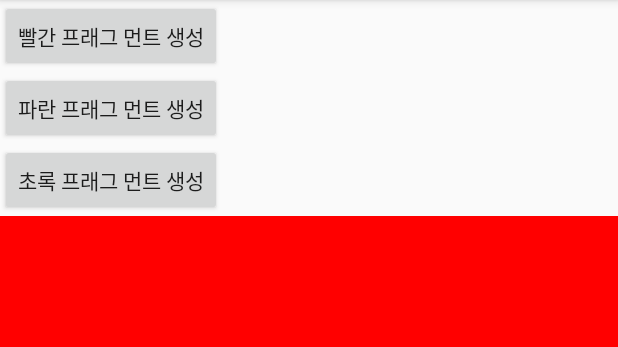
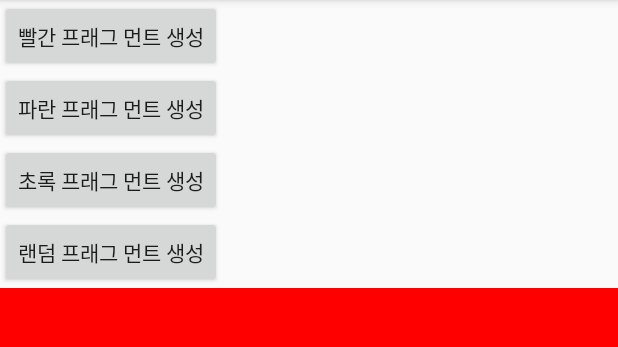
Before and after one commit to chungmyung/Android1st, an Android app: the colorActivity screen opened directly, with no data from a screen before it, after a tap on "빨간 프래그 먼트 생성", on a phone screen of 412 x 824 dp, the part 84-431 px from its top. Run offline under Robolectric (Android 15) with nearby library versions, the phone set to English and light mode, and no system bars.

Commit message:
Fragment 를 동적으로 적용하는 방법 Random color

```diff
--- a/app/src/main/AndroidManifest.xml
+++ b/app/src/main/AndroidManifest.xml
@@ -123,7 +123,7 @@
                 <category android:name="android.intent.category.LAUNCHER" />
             </intent-filter>
         </activity>
-        <activity android:name=".fragment.Color.colerActivity">
+        <activity android:name=".fragment.Color.colorActivity">
             <intent-filter>
                 <action android:name="android.intent.action.MAIN" />
 
--- a/app/src/main/java/com/chungmyung/myapplication/fragment/Color/ColorFragment.java
+++ b/app/src/main/java/com/chungmyung/myapplication/fragment/Color/ColorFragment.java
@@ -34,19 +34,18 @@ public class ColorFragment extends Fragment {
         return fragment;
     }
 
+    public static ColorFragment newInstance() {
 
-    @Override
-    public void onViewCreated(View view, @Nullable Bundle savedInstanceState) {
-        super.onViewCreated(view, savedInstanceState);
-
+        Bundle args = new Bundle();
         int r = new Random().nextInt(256);
         int g = new Random().nextInt(256);
         int b = new Random().nextInt(256);
         int color = Color.argb(255, r, g, b);
+        args.putInt("color",color);
 
-        // Acitivity에서 넘긴 것을  받을땐 getArgument로 받는다.
-        color = getArguments().getInt("color");
-        view.setBackgroundColor(color);
+        ColorFragment fragment = new ColorFragment();
+        fragment.setArguments(args);
+        return fragment;
     }
 
     @Override
@@ -56,5 +55,22 @@ public class ColorFragment extends Fragment {
         return inflater.inflate(R.layout.fragment_color, container, false);
     }
 
+    @Override
+    public void onViewCreated(View view, @Nullable Bundle savedInstanceState) {
+        super.onViewCreated(view, savedInstanceState);
+
+
+//   new Instance기능으로 못쓰게 된 코딩.
+//        int r = new Random().nextInt(256);
+//        int g = new Random().nextInt(256);
+//        int b = new Random().nextInt(256);
+//        int color = Color.argb(255, r, g, b);
+
+        // Acitivity에서 넘긴 것을  받을땐 getArgument로 받는다.
+       int color = getArguments().getInt("color");
+        view.setBackgroundColor(color);
+    }
+
+
 
 }
--- a/app/src/main/java/com/chungmyung/myapplication/fragment/Color/colerActivity.java
+++ b/app/src/main/java/com/chungmyung/myapplication/fragment/Color/colorActivity.java
@@ -7,7 +7,7 @@ import android.view.View;
 
 import com.chungmyung.myapplication.R;
 
-public class colerActivity extends AppCompatActivity {
+public class colorActivity extends AppCompatActivity {
 
     @Override
     protected void onCreate(Bundle savedInstanceState) {
@@ -57,4 +57,17 @@ public class colerActivity extends AppCompatActivity {
                 .commit();
 
     }
+
+    public void onCreateRandomFragmentButtonClicked(View view) {
+
+        ColorFragment fragment =ColorFragment.newInstance();
+
+        // R.id.container영역에 프래그먼트를 교체하겠다.
+        getSupportFragmentManager().beginTransaction()
+                .replace(R.id.container, fragment)
+                .commit();
+
+
+
+    }
 }
--- a/app/src/main/res/layout/activity_coler.xml
+++ b/app/src/main/res/layout/activity_coler.xml
@@ -5,7 +5,7 @@
     android:layout_width="match_parent"
     android:layout_height="match_parent"
     android:orientation="vertical"
-    tools:context="com.chungmyung.myapplication.fragment.Color.colerActivity">
+    tools:context="com.chungmyung.myapplication.fragment.Color.colorActivity">
 
 
     <Button
@@ -24,6 +24,12 @@
         android:onClick="onCreateGreenFragmentButtonClicked"
         android:text="초록 프래그 먼트 생성" />
 
+    <Button
+        android:layout_width="wrap_content"
+        android:layout_height="wrap_content"
+        android:onClick="onCreateRandomFragmentButtonClicked"
+        android:text="랜덤 프래그 먼트 생성" />
+
     <FrameLayout
         android:id="@+id/container"
         android:layout_width="match_parent"
```
